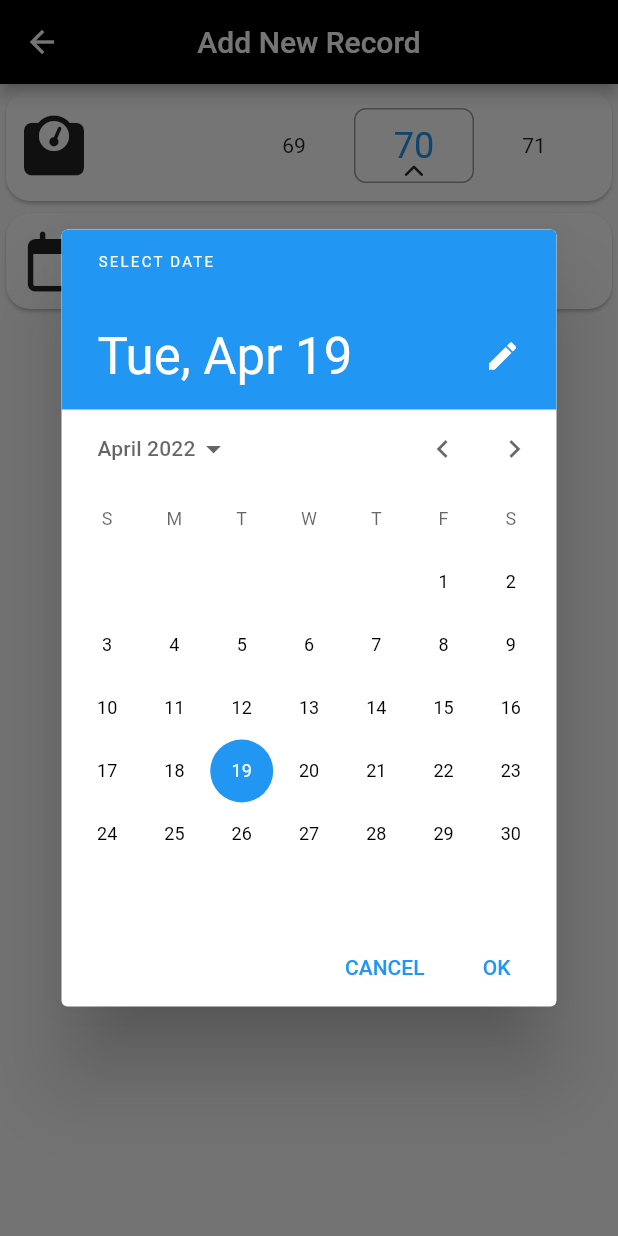
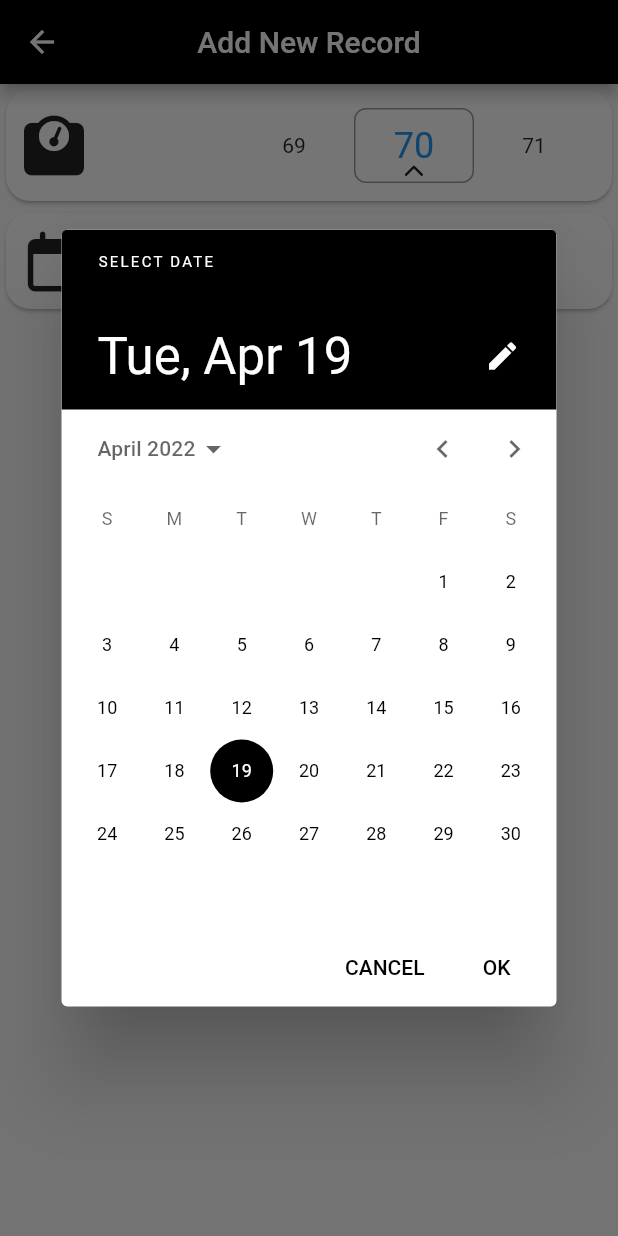
Before and after one commit to jwill4455/Flutter-with-Getx, a Flutter app: the AddRecordView screen opened directly, after a tap on an icon or button, on a phone screen of 412 x 824 dp. Run offline on Flutter 3.47's test engine with Material 2 defaults, Android fonts, the phone set to English and light mode, and no system bars; drawn by our look-alikes of numberpicker; our stand-ins replace animated_bottom_navigation_bar, font_awesome_flutter, freezed_annotation, get.

Commit message:
add logic to change color of date select screen

```diff
--- a/lib/views/add_record.dart
+++ b/lib/views/add_record.dart
@@ -13,6 +13,30 @@ class AddRecordView extends StatefulWidget {
 class _AddRecordViewState extends State<AddRecordView> {
   int _selectedValue = 70;
   DateTime _selectedDate = DateTime.now();
+
+  void pickDate(BuildContext context) async {
+    var _initialDate = DateTime.now();
+
+    _selectedDate = await showDatePicker(
+            context: context,
+            initialDate: _initialDate,
+            firstDate: _initialDate.subtract(const Duration(days: 365)),
+            lastDate: _initialDate.add(const Duration(days: 30)),
+    builder: (context, child){
+
+              return Theme(data: ThemeData.light().copyWith(
+
+                 colorScheme: const ColorScheme.light(
+                     primary: Colors.black,
+                     error: Colors.red,
+                 )
+              ),
+                  child: child ?? const Text(''));
+    }) ??
+        _selectedDate;
+
+    setState(() {});
+  }
 
   @override
   Widget build(BuildContext context) {
@@ -64,16 +88,8 @@ class _AddRecordViewState extends State<AddRecordView> {
                 ),
               )),
           GestureDetector(
-            onTap: () async {
-              var _initialDate = DateTime.now();
-
-             _selectedDate = await showDatePicker(
-                  context: context,
-                  initialDate: _initialDate,
-                  firstDate: _initialDate.subtract(const Duration(days: 365)),
-                  lastDate: _initialDate.add(const Duration(days: 30))) ?? _selectedDate;
-
-                  setState(() {});
+            onTap: () {
+              pickDate(context);
             },
             child: Card(
                 shape: RoundedRectangleBorder(
```
